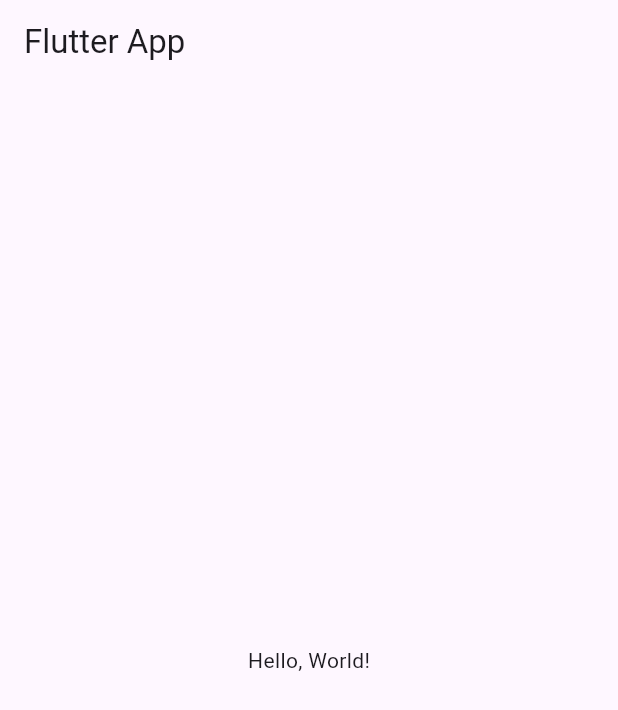
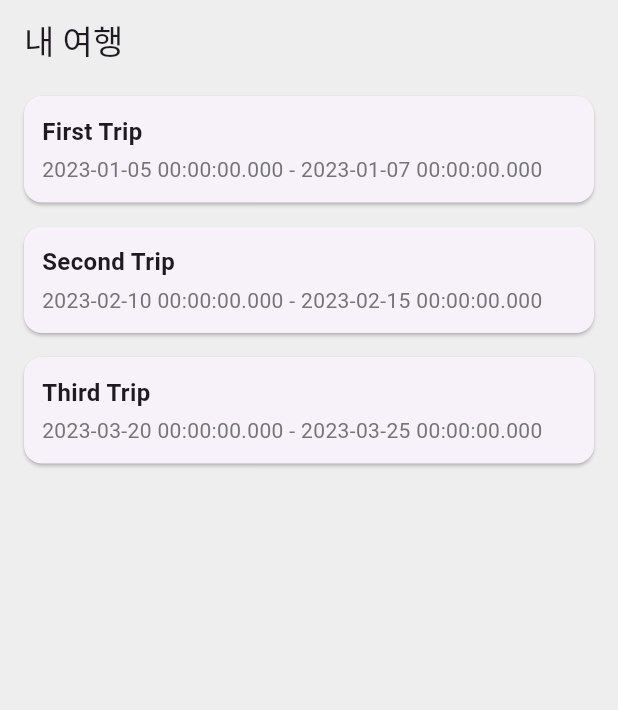
Before and after one commit to expr01/TravlePlanner, a Flutter app: the screen it shows after launch, on a phone screen of 412 x 824 dp. Shown: the top 710 px of the screen. Run offline on Flutter 3.47's test engine with Material 3 defaults, Android fonts, the phone set to English and light mode, and no system bars.

Commit message:
[feature/feature/travel-plan-list-view] - 여행 일정 목록 리스팅 구현

```diff
--- a/lib/main.dart
+++ b/lib/main.dart
@@ -1,4 +1,6 @@
+// main.dart
 import 'package:flutter/material.dart';
+import 'travle_plan/pages/travel_plan_list_page.dart';
 
 void main() {
   runApp(MyApp());
@@ -8,14 +10,13 @@ class MyApp extends StatelessWidget {
   @override
   Widget build(BuildContext context) {
     return MaterialApp(
-      home: Scaffold(
-        appBar: AppBar(
-          title: Text('Flutter App'),
-        ),
-        body: Center(
-          child: Text('Hello, World!'),
-        ),
+      title: 'Travel Planner',
+      theme: ThemeData(
+        primarySwatch: Colors.blue,
+        scaffoldBackgroundColor: Colors.grey[200],
       ),
+      home: TravelPlanListPage(),
+      debugShowCheckedModeBanner: false, // 디버그 배너 제거
     );
   }
 }
--- /dev/null
+++ b/lib/travle_plan/models/travel_plan.dart
@@ -0,0 +1,16 @@
+// domains/travel_plan/models/travel_plan.dart
+class TravelPlan {
+  final String id;
+  final String title;
+  final DateTime startDate;
+  final DateTime endDate;
+  final String destination;
+
+  TravelPlan({
+    required this.id,
+    required this.title,
+    required this.startDate,
+    required this.endDate,
+    required this.destination,
+  });
+}
--- /dev/null
+++ b/lib/travle_plan/pages/travel_plan_list_page.dart
@@ -0,0 +1,61 @@
+// 여행 계획 목록 페이지
+import 'package:flutter/material.dart';
+import '../models/travel_plan.dart';
+import '../services/travel_plan_service.dart';
+import '../widgets/travel_plan_item.dart';
+
+// 클래스 선언부 StatefulWidget -> 상태 관리 가능 (동적 페이지 구성)
+class TravelPlanListPage extends StatefulWidget {
+  const TravelPlanListPage({super.key}); // 위젯 동적 생성 시 key 사용해 구분 위함
+
+  @override
+  _TravelPlanListPageState createState() => _TravelPlanListPageState();
+}
+
+class _TravelPlanListPageState extends State<TravelPlanListPage> { // 상태 관리 클래스
+  final TravelPlanService _travelPlanService = TravelPlanService();
+  List<TravelPlan> _travelPlans = [];
+
+  @override
+  void initState() { // 여행 계획 데이터 로드 위해 _loadTravelPlans()를 호출
+    super.initState();
+    _loadTravelPlans();
+  }
+
+  void _loadTravelPlans() async { // 여행 데이터 가져옴
+    List<TravelPlan> plans = await _travelPlanService.getTravelPlans();
+    setState(() {
+      _travelPlans = plans;
+    });
+  }
+
+  @override
+  Widget build(BuildContext context) { // Scaffold 위젯 사용, 페이지 기본 구조 설정
+    return Scaffold(
+      appBar: AppBar(
+        title: Text('내 여행'),
+        backgroundColor: Colors.grey[200],
+        elevation: 0,
+      ),
+      body: Container(
+        color: Colors.grey[200],
+        child: _travelPlans.isEmpty
+            ? Center(
+          child: Text( // 여행 계획 없을 때
+            '여행 계획이 없습니다.',
+            style: TextStyle(fontSize: 18, color: Colors.grey),
+          ),
+        )
+            : ListView.builder( // 여행 계획 있다면?
+          itemCount: _travelPlans.length,
+          itemBuilder: (context, index) {
+            final travelPlan = _travelPlans[index];
+            return TravelPlanItem(
+              travelPlan: travelPlan,
+            );
+          },
+        ),
+      ),
+    );
+  }
+}
--- /dev/null
+++ b/lib/travle_plan/services/travel_plan_service.dart
@@ -0,0 +1,36 @@
+import 'package:flutter/material.dart';
+import '../models/travel_plan.dart';
+
+class TravelPlanService {
+  // 임시로 메모리에 데이터를 저장하는 리스트 (실제로는 로컬 데이터베이스나 API와 통신 가능)
+  final List<TravelPlan> _travelPlans = [
+    TravelPlan(
+      id: '1',
+      title: 'First Trip',
+      startDate: DateTime(2023, 1, 5),
+      endDate: DateTime(2023, 1, 7),
+      destination: 'Seoul',
+    ),
+    TravelPlan(
+      id: '2',
+      title: 'Second Trip',
+      startDate: DateTime(2023, 2, 10),
+      endDate: DateTime(2023, 2, 15),
+      destination: 'Tokyo',
+    ),
+    TravelPlan(
+      id: '3',
+      title: 'Third Trip',
+      startDate: DateTime(2023, 3, 20),
+      endDate: DateTime(2023, 3, 25),
+      destination: 'New York',
+    ),
+  ];
+
+  // 여행 계획 목록 가져오기 (전체 목록 조회)
+  Future<List<TravelPlan>> getTravelPlans() async {
+    // 실제로는 데이터베이스나 네트워크 요청이 들어갈 수 있음
+    await Future.delayed(Duration(milliseconds: 500)); // 로딩 시뮬레이션
+    return _travelPlans;
+  }
+}
--- /dev/null
+++ b/lib/travle_plan/widgets/travel_plan_item.dart
@@ -0,0 +1,37 @@
+import 'package:flutter/material.dart';
+import '../models/travel_plan.dart';
+
+class TravelPlanItem extends StatelessWidget {
+  final TravelPlan travelPlan; // 모델에 정의
+
+  TravelPlanItem({
+    required this.travelPlan,
+  });
+
+  @override
+  Widget build(BuildContext context) {
+    return Card( // Card 위젯 사용
+      margin: EdgeInsets.symmetric(horizontal: 16, vertical: 8),
+      shape: RoundedRectangleBorder(
+        borderRadius: BorderRadius.circular(12),
+      ),
+      child: Padding( // 카드 내 padding 적용
+        padding: const EdgeInsets.all(12.0),
+        child: Column( // 수직 위젯 배치
+          crossAxisAlignment: CrossAxisAlignment.start,
+          children: [
+            Text( // 여행 계획 정보 표시
+              travelPlan.title,
+              style: TextStyle(fontSize: 16, fontWeight: FontWeight.bold),
+            ),
+            SizedBox(height: 4),
+            Text(
+              '${travelPlan.startDate.toLocal()} - ${travelPlan.endDate.toLocal()}',
+              style: TextStyle(fontSize: 14, color: Colors.grey[600]),
+            ),
+          ],
+        ),
+      ),
+    );
+  }
+}
```
Also changed, not shown: lib/travle_plan/pages/travel_plan_add_page.dart (added).
